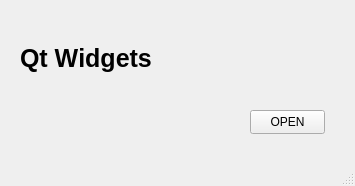
Above: mainwindow.ui from KseniiaVengsar/QtDesigner before the change. Below: the same form after it.
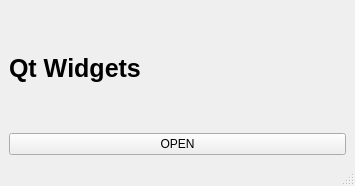
That is the form after the change.

```diff
--- a/mainwindow.ui
+++ b/mainwindow.ui
@@ -14,28 +14,8 @@
    <string>MainWindow</string>
   </property>
   <widget class="QWidget" name="centralwidget">
-   <widget class="QPushButton" name="pushButton">
-    <property name="geometry">
-     <rect>
-      <x>250</x>
-      <y>110</y>
-      <width>75</width>
-      <height>24</height>
-     </rect>
-    </property>
-    <property name="text">
-     <string>OPEN</string>
-    </property>
-   </widget>
-   <widget class="QWidget" name="">
-    <property name="geometry">
-     <rect>
-      <x>20</x>
-      <y>40</y>
-      <width>216</width>
-      <height>36</height>
-     </rect>
-    </property>
+   <layout class="QVBoxLayout" name="verticalLayout">
+    <item>
     <layout class="QGridLayout" name="gridLayout">
      <item row="0" column="0">
       <widget class="QLabel" name="label">
@@ -54,7 +34,15 @@
       </widget>
      </item>
     </layout>
-   </widget>
+    </item>
+    <item>
+     <widget class="QPushButton" name="pB_open">
+      <property name="text">
+       <string>OPEN</string>
+      </property>
+     </widget>
+    </item>
+   </layout>
   </widget>
   <widget class="QMenuBar" name="menubar">
    <property name="geometry">
```
Left out of the diff: 4 changed lines with no effect on the pictures. Lines whose indentation alone changed are shown as unchanged.
